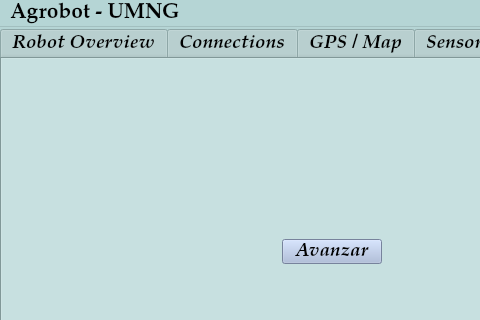
Old version of the form ceres/gui/mainwindow.ui in the repository RobiDeantonio/CERES-gui_and_advanced_Navigation; both pictures show x 0 to 480 and y 0 to 320 of the 1280 by 720 pixel window.
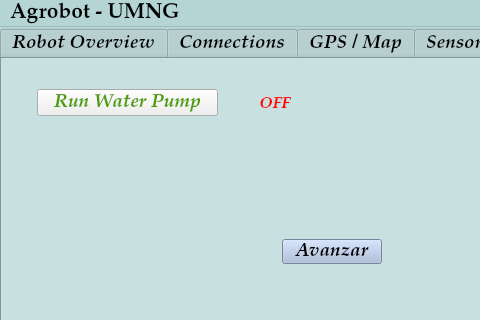
New version of the form. The open tabs and pages were chosen to show the change. Icons and pictures are not drawn. Custom widgets are drawn as their Qt base class.

Commit message: Water Pump system in gui and update Decision Making file

Diff of the .ui file:
```diff
--- a/ceres/gui/mainwindow.ui
+++ b/ceres/gui/mainwindow.ui
@@ -11225,6 +11225,59 @@
        <set>Qt::AlignCenter</set>
       </property>
      </widget>
+     <widget class="QLabel" name="WaterPump_label">
+      <property name="geometry">
+       <rect>
+        <x>215</x>
+        <y>35</y>
+        <width>116</width>
+        <height>20</height>
+       </rect>
+      </property>
+      <property name="font">
+       <font>
+        <family>URW Palladio L</family>
+        <pointsize>12</pointsize>
+        <weight>75</weight>
+        <italic>true</italic>
+        <bold>true</bold>
+       </font>
+      </property>
+      <property name="styleSheet">
+       <string notr="true">color:rgb(255, 0, 0)</string>
+      </property>
+      <property name="text">
+       <string>OFF</string>
+      </property>
+      <property name="alignment">
+       <set>Qt::AlignCenter</set>
+      </property>
+     </widget>
+     <widget class="QPushButton" name="Water_Pump_Button">
+      <property name="geometry">
+       <rect>
+        <x>35</x>
+        <y>30</y>
+        <width>181</width>
+        <height>27</height>
+       </rect>
+      </property>
+      <property name="font">
+       <font>
+        <family>URW Palladio L</family>
+        <pointsize>14</pointsize>
+        <weight>75</weight>
+        <italic>true</italic>
+        <bold>true</bold>
+       </font>
+      </property>
+      <property name="styleSheet">
+       <string notr="true">color: rgb(79, 158, 0);</string>
+      </property>
+      <property name="text">
+       <string>Run Water Pump</string>
+      </property>
+     </widget>
      <zorder>XYZ_img_label</zorder>
      <zorder>Actuador_Z_label</zorder>
      <zorder>Actuador_X_label</zorder>
```
Left out of the diff: 4 changed lines with no effect on the pictures. The commit also changes 13 other files.
